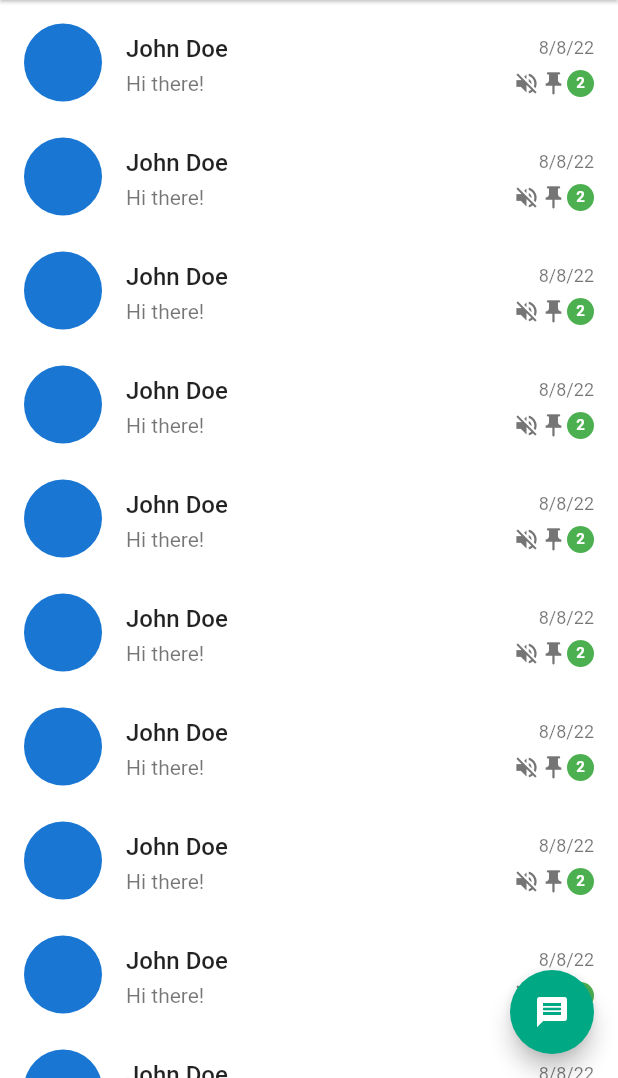
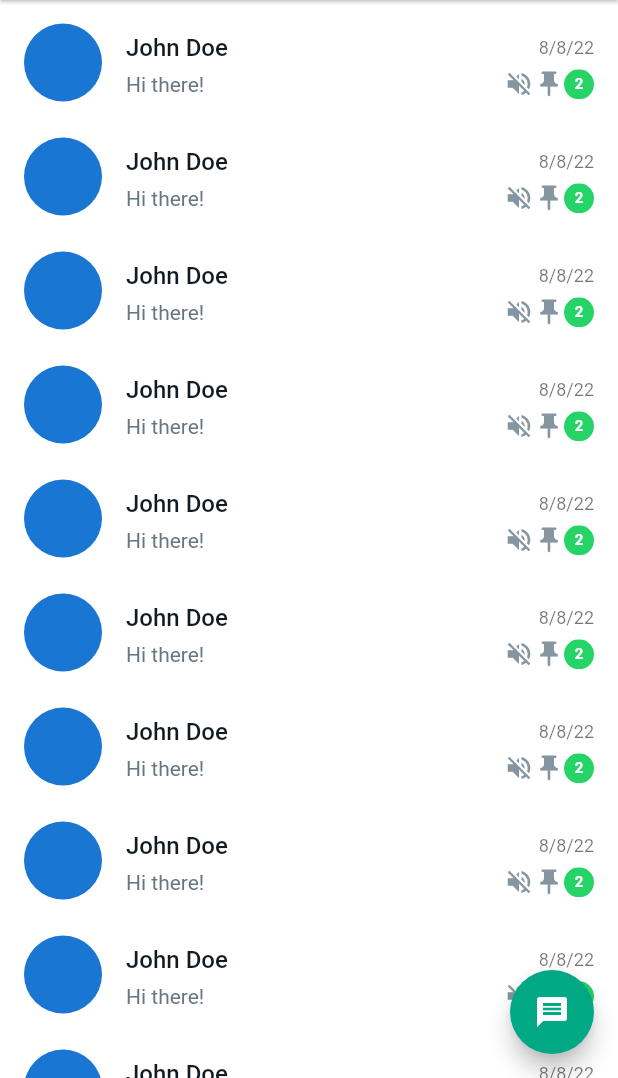
Before and after one commit to albinpk/flutter-clones, a Flutter app: the screen it shows after launch, on a phone screen of 412 x 824 dp, the part 158-1236 px from its top. Run offline on Flutter 3.47's test engine with Material 2 defaults, Android fonts, the phone set to English and light mode, and no system bars.

Commit message:
refactor(whatsapp): update `ChatsListTile` widget

```diff
--- a/000-whatsapp/lib/features/chats/presentation/widgets/chats_list_tile.dart
+++ b/000-whatsapp/lib/features/chats/presentation/widgets/chats_list_tile.dart
@@ -1,4 +1,6 @@
 import 'package:flutter/material.dart';
+
+import '../../../../utils/themes/custom_colors.dart';
 
 class ChatsListTile extends StatelessWidget {
   const ChatsListTile({super.key});
@@ -12,10 +14,10 @@ class ChatsListTile extends StatelessWidget {
           Expanded(
             child: Text(
               'John Doe',
-              style: Theme.of(context)
-                  .textTheme
-                  .titleMedium!
-                  .copyWith(fontWeight: FontWeight.w500),
+              style: Theme.of(context).textTheme.titleMedium!.copyWith(
+                    fontWeight: FontWeight.w500,
+                    color: CustomColors.of(context).chatsListTileTitle,
+                  ),
             ),
           ),
           Text(
@@ -28,16 +30,19 @@ class ChatsListTile extends StatelessWidget {
         padding: const EdgeInsets.only(top: 5),
         child: Row(
           children: [
-            const Expanded(
+            Expanded(
               child: Text(
                 'Hi there!',
+                style: Theme.of(context).textTheme.bodyMedium!.copyWith(
+                      color: CustomColors.of(context).chatsListTileSubtitle,
+                    ),
                 overflow: TextOverflow.ellipsis,
               ),
             ),
             IconTheme(
               data: IconTheme.of(context).copyWith(
-                size: 18,
-                color: Colors.grey[600],
+                size: 20,
+                color: CustomColors.of(context).chatsListTileIcon,
               ),
               child: Row(
                 mainAxisSize: MainAxisSize.min,
@@ -66,7 +71,7 @@ class _UnreadMessageBadge extends StatelessWidget {
       dimension: IconTheme.of(context).size,
       child: ClipOval(
         child: ColoredBox(
-          color: Colors.green,
+          color: CustomColors.of(context).chatsListTileBadge!,
           child: Center(
             child: Text(
               '2',
```
